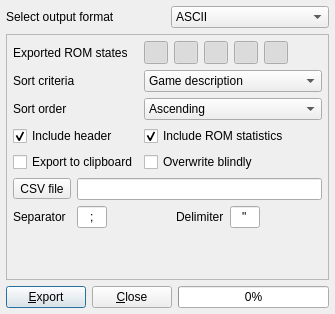
Qt form romstatusexport.ui (qmc2/qmc2-mame-fe) before a commit.
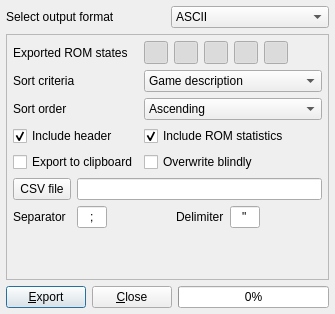
The same form after that commit. The open tabs and pages were chosen to show the change. Icons and pictures are not drawn.

```diff
--- a/romstatusexport.ui
+++ b/romstatusexport.ui
@@ -398,6 +398,12 @@
            <layout class="QGridLayout" name="gridLayout_2">
             <item row="0" column="0">
              <widget class="QToolButton" name="toolButtonBrowseCSVFile">
+              <property name="sizePolicy">
+               <sizepolicy hsizetype="Fixed" vsizetype="Minimum">
+                <horstretch>0</horstretch>
+                <verstretch>0</verstretch>
+               </sizepolicy>
+              </property>
               <property name="toolTip">
                <string>Browse CSV export file</string>
               </property>
```
Left out of the diff: 72 changed lines with no effect on the pictures.
